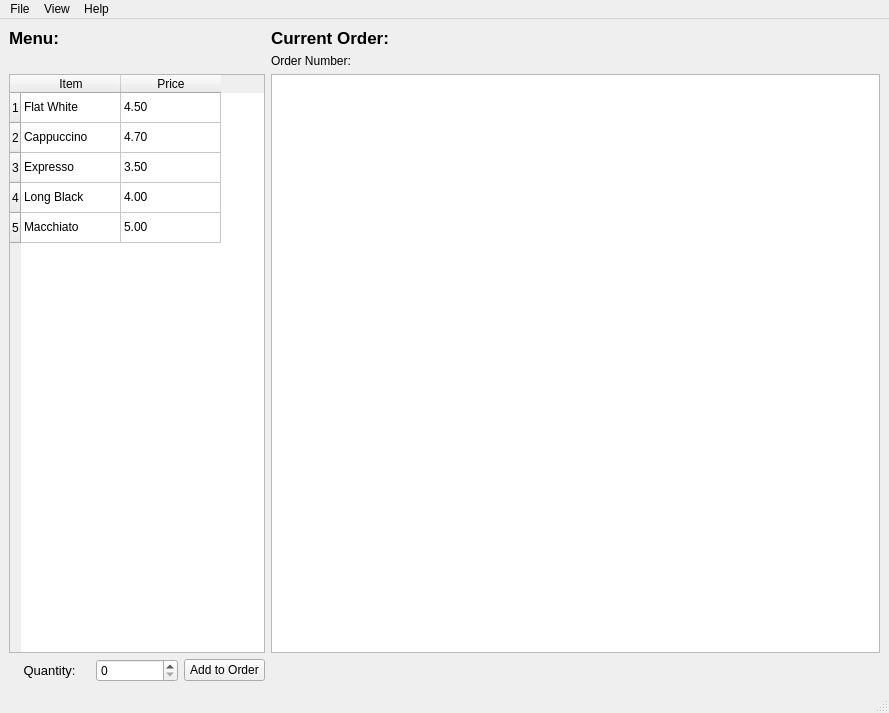
First picture: the form in qtc-part2/mainwindow.ui, repository moylty/DejaBrewPOS, before the edit.
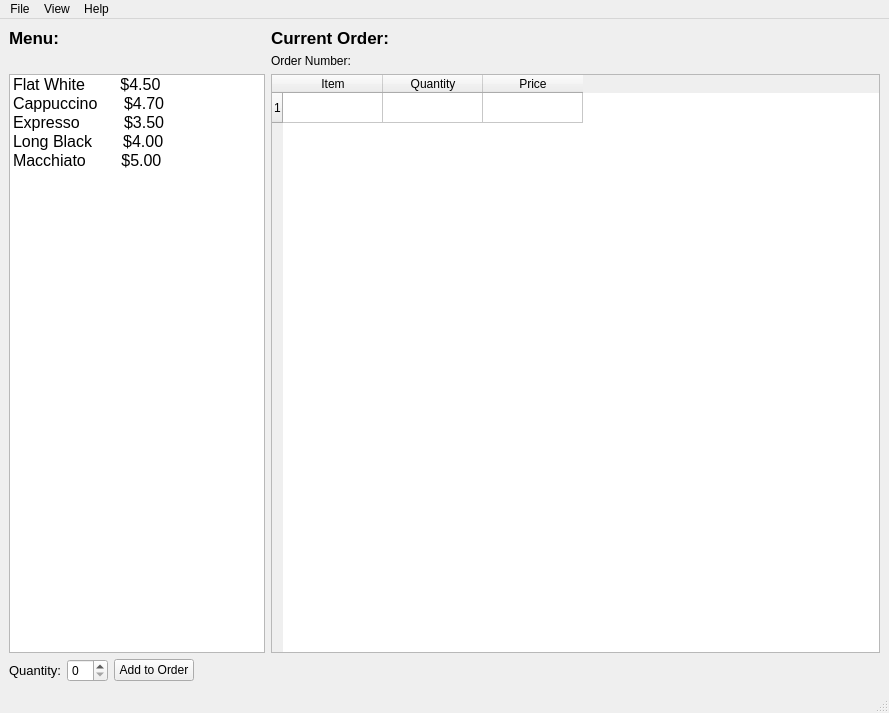
Second picture: the form after the edit.

Commit message: Landed on a final design. Made a table system for the orders.

The edit to the form file:
```diff
--- a/qtc-part2/mainwindow.ui
+++ b/qtc-part2/mainwindow.ui
@@ -21,24 +21,6 @@
   </property>
   <widget class="QWidget" name="centralwidget">
    <layout class="QGridLayout" name="gridLayout">
-    <item row="3" column="7">
-     <widget class="QListWidget" name="orderList">
-      <property name="font">
-       <font>
-        <pointsize>12</pointsize>
-       </font>
-      </property>
-      <property name="selectionMode">
-       <enum>QAbstractItemView::NoSelection</enum>
-      </property>
-      <property name="selectionRectVisible">
-       <bool>false</bool>
-      </property>
-     </widget>
-    </item>
-    <item row="5" column="2">
-     <widget class="QSpinBox" name="orderQuantity"/>
-    </item>
     <item row="0" column="7">
      <widget class="QLabel" name="coLabel">
       <property name="font">
@@ -52,109 +34,27 @@
       </property>
      </widget>
     </item>
-    <item row="5" column="3">
-     <widget class="QPushButton" name="addOrderButton">
+    <item row="1" column="7">
+     <widget class="QLabel" name="onLabel">
       <property name="text">
-       <string>Add to Order</string>
+       <string>Order Number: </string>
       </property>
      </widget>
     </item>
-    <item row="3" column="1" colspan="3" alignment="Qt::AlignRight">
-     <widget class="QTableWidget" name="menuTable">
-      <property name="sizePolicy">
-       <sizepolicy hsizetype="Expanding" vsizetype="Expanding">
-        <horstretch>0</horstretch>
-        <verstretch>0</verstretch>
-       </sizepolicy>
+    <item row="0" column="0">
+     <widget class="QLabel" name="menulabel">
+      <property name="font">
+       <font>
+        <pointsize>13</pointsize>
+        <bold>true</bold>
+       </font>
       </property>
-      <row>
-       <property name="text">
-        <string>1</string>
-       </property>
-      </row>
-      <row>
-       <property name="text">
-        <string>2</string>
-       </property>
-      </row>
-      <row>
-       <property name="text">
-        <string>3</string>
-       </property>
-      </row>
-      <row>
-       <property name="text">
-        <string>4</string>
-       </property>
-      </row>
-      <row>
-       <property name="text">
-        <string>5</string>
-       </property>
-      </row>
-      <column>
-       <property name="text">
-        <string>Item</string>
-       </property>
-      </column>
-      <column>
-       <property name="text">
-        <string>Price</string>
-       </property>
-      </column>
-      <item row="0" column="0">
-       <property name="text">
-        <string>Flat White</string>
-       </property>
-      </item>
-      <item row="0" column="1">
-       <property name="text">
-        <string>4.50</string>
-       </property>
-      </item>
-      <item row="1" column="0">
-       <property name="text">
-        <string>Cappuccino</string>
-       </property>
-      </item>
-      <item row="1" column="1">
-       <property name="text">
-        <string>4.70</string>
-       </property>
-      </item>
-      <item row="2" column="0">
-       <property name="text">
-        <string>Expresso</string>
-       </property>
-      </item>
-      <item row="2" column="1">
-       <property name="text">
-        <string>3.50</string>
-       </property>
-      </item>
-      <item row="3" column="0">
-       <property name="text">
-        <string>Long Black</string>
-       </property>
-      </item>
-      <item row="3" column="1">
-       <property name="text">
-        <string>4.00</string>
-       </property>
-      </item>
-      <item row="4" column="0">
-       <property name="text">
-        <string>Macchiato</string>
-       </property>
-      </item>
-      <item row="4" column="1">
-       <property name="text">
-        <string>5.00</string>
-       </property>
-      </item>
+      <property name="text">
+       <string>Menu:</string>
+      </property>
      </widget>
     </item>
-    <item row="5" column="1">
+    <item row="5" column="0">
      <widget class="QLabel" name="quanLabel">
       <property name="font">
        <font>
@@ -173,23 +73,74 @@
       </property>
      </widget>
     </item>
-    <item row="1" column="7">
-     <widget class="QLabel" name="onLabel">
-      <property name="text">
-       <string>Order Number: </string>
+    <item row="5" column="1">
+     <widget class="QSpinBox" name="orderQuantity"/>
+    </item>
+    <item row="3" column="7">
+     <widget class="QTableWidget" name="orderTable">
+      <property name="focusPolicy">
+       <enum>Qt::NoFocus</enum>
       </property>
+      <row>
+       <property name="text">
+        <string>1</string>
+       </property>
+      </row>
+      <column>
+       <property name="text">
+        <string>Item</string>
+       </property>
+      </column>
+      <column>
+       <property name="text">
+        <string>Quantity</string>
+       </property>
+      </column>
+      <column>
+       <property name="text">
+        <string>Price</string>
+       </property>
+      </column>
      </widget>
     </item>
-    <item row="0" column="1">
-     <widget class="QLabel" name="menulabel">
+    <item row="3" column="0" colspan="5">
+     <widget class="QListWidget" name="menuTable">
       <property name="font">
        <font>
-        <pointsize>13</pointsize>
-        <bold>true</bold>
+        <pointsize>12</pointsize>
        </font>
       </property>
+      <item>
+       <property name="text">
+        <string>Flat White        $4.50</string>
+       </property>
+      </item>
+      <item>
+       <property name="text">
+        <string>Cappuccino      $4.70</string>
+       </property>
+      </item>
+      <item>
+       <property name="text">
+        <string>Expresso          $3.50</string>
+       </property>
+      </item>
+      <item>
+       <property name="text">
+        <string>Long Black       $4.00</string>
+       </property>
+      </item>
+      <item>
+       <property name="text">
+        <string>Macchiato        $5.00</string>
+       </property>
+      </item>
+     </widget>
+    </item>
+    <item row="5" column="2">
+     <widget class="QPushButton" name="addOrderButton">
       <property name="text">
-       <string>Menu:</string>
+       <string>Add to Order</string>
       </property>
      </widget>
     </item>
```
Left out of the diff: 4 changed lines with no effect on the pictures. The commit also changes 5 other files.
